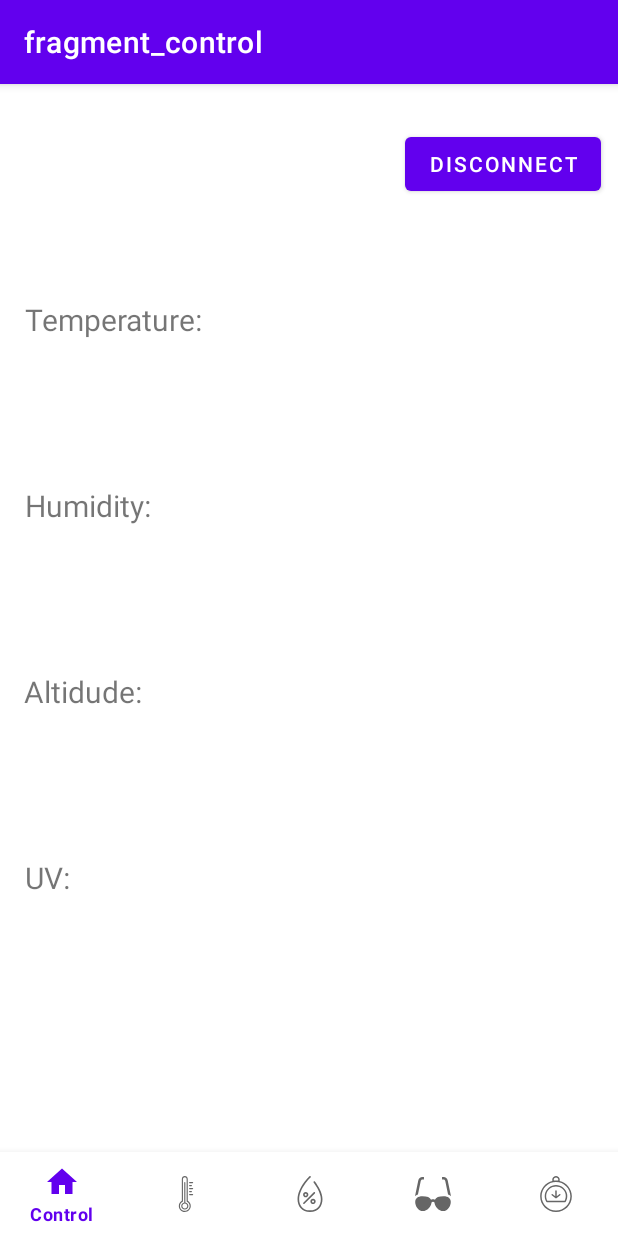
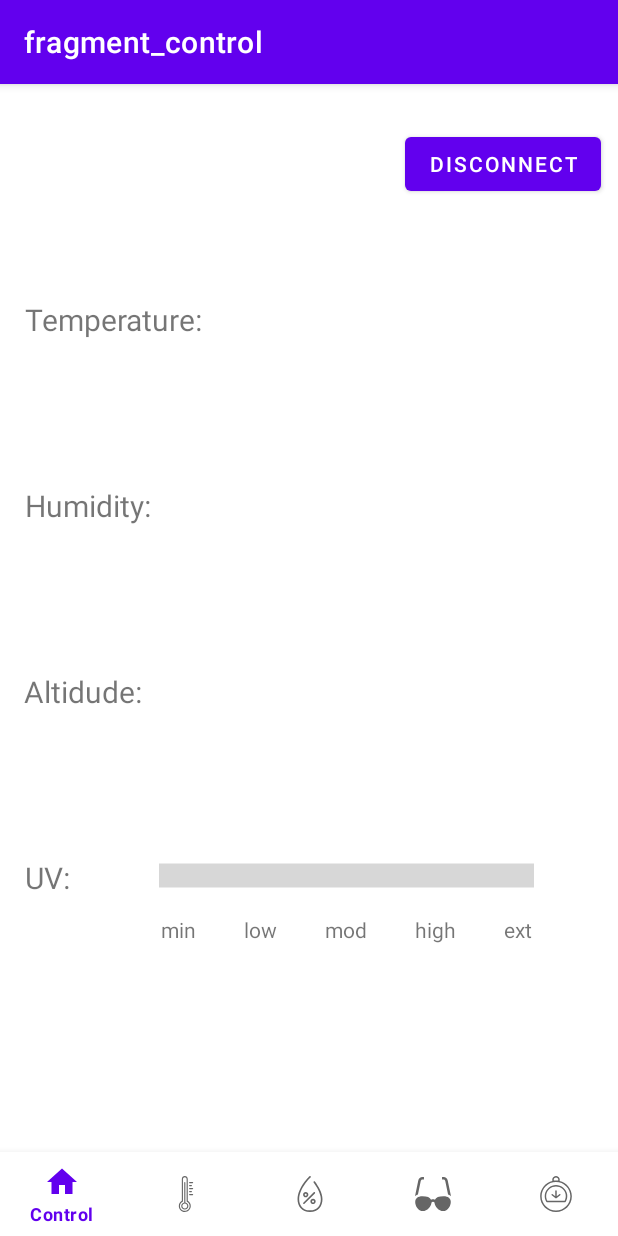
Before and after one commit to zsoolti8917/BT, an Android app: the ControlFragment screen opened directly, with no data from a screen before it, on a phone screen of 412 x 824 dp. Run offline under Robolectric (Android 15) with nearby library versions, the phone set to English and light mode, and no system bars; our stand-ins replace Room's generated code, navigation-ui; 4 statements that could not run were skipped.

```diff
--- a/app/src/main/java/com/example/bt/ControlFragment.kt
+++ b/app/src/main/java/com/example/bt/ControlFragment.kt
@@ -6,6 +6,7 @@ import androidx.fragment.app.Fragment
 import android.view.LayoutInflater
 import android.view.View
 import android.view.ViewGroup
+import android.widget.ProgressBar
 import android.widget.TextView
 import androidx.lifecycle.Observer
 import com.example.bt.data.DataRepository
@@ -71,7 +72,9 @@ class ControlFragment : Fragment() {
     fun showData(str: String) {
         val dataTemperatureView = viewh?.findViewById<TextView>(R.id.temperature_text_mutable)
         val dataHumidityView = viewh?.findViewById<TextView>(R.id.humidity_text_mutable)
-        val dataUvView = viewh?.findViewById<TextView>(R.id.uv_text_mutable)
+        val dataUvView = viewh?.findViewById<ProgressBar>(R.id.progressBar)
+        dataUvView?.max = 1200
+        //dataUvView?.min = 0
         val dataBarometerView = viewh?.findViewById<TextView>(R.id.barometer_text_mutable)
 
         // dataTempView?.setText(str)
@@ -80,19 +83,31 @@ class ControlFragment : Fragment() {
 
         when (help) {
             "<" -> {
-dataTemperatureView?.setText(str.subSequence(1,6))
+                dataTemperatureView?.setText(str.subSequence(1, 6))
 
             }
             "^" -> {
-dataBarometerView?.setText(str.subSequence(1,7))
+                dataBarometerView?.setText(str.subSequence(1, 7))
             }
             "?" -> {
-                dataHumidityView?.setText(str.subSequence(1,6
-                ))
+                dataHumidityView?.setText(
+                    str.subSequence(
+                        1, 6
+                    )
+                )
 
             }
             "%" -> {
-                dataUvView?.setText(str.subSequence(1,5))
+                if (str.isNotBlank()) {
+                    var data = (str.subSequence(1, 5).toString().toFloat() * 100).toInt()
+                    Log.i("bar", "aval data" + data.toString())
+
+                    Log.i("bar", "aval mas" + data)
+                    dataUvView?.setProgress(data, false)
+                    Log.i("bar", "set progress")
+                }
+
+                // dataUvView?.setProgress(500)
             }
             else -> { // Note the block
                 print("x is neither 1 nor 2")
--- a/app/src/main/res/layout/fragment_control.xml
+++ b/app/src/main/res/layout/fragment_control.xml
@@ -107,15 +107,67 @@
         app:layout_constraintLeft_toLeftOf="parent"
         app:layout_constraintTop_toTopOf="@id/barometer_text" />
 
+    <ProgressBar
+        android:id="@+id/progressBar"
+        style="?android:attr/progressBarStyleHorizontal"
+        android:layout_width="250dp"
+        android:layout_height="30dp"
+        android:layout_marginTop="95dp"
+        android:scaleY="4"
+        app:layout_constraintEnd_toEndOf="parent"
+        app:layout_constraintStart_toEndOf="@+id/uv_text"
+        app:layout_constraintTop_toBottomOf="@+id/barometer_text_mutable" />
+
     <TextView
-        android:id="@+id/uv_text_mutable"
+        android:id="@+id/textView"
         android:layout_width="wrap_content"
         android:layout_height="wrap_content"
-        android:layout_marginTop="124dp"
-        android:textSize="20sp"
+        android:layout_marginTop="10dp"
+        android:text="min"
+        android:layout_marginRight="70dp"
         app:layout_constraintEnd_toEndOf="parent"
-        app:layout_constraintLeft_toLeftOf="@id/uv_text"
-        app:layout_constraintStart_toEndOf="@+id/uv_text"
-        app:layout_constraintTop_toTopOf="@id/barometer_text" />
+        app:layout_constraintHorizontal_bias="0.335"
+        app:layout_constraintStart_toStartOf="parent"
+        app:layout_constraintTop_toBottomOf="@+id/progressBar" />
+
+    <TextView
+        android:id="@+id/textView2"
+        android:layout_width="wrap_content"
+        android:layout_height="wrap_content"
+        android:layout_marginTop="10dp"
+        android:layout_marginLeft="32dp"
+        android:text="low"
+        app:layout_constraintStart_toEndOf="@+id/textView"
+        app:layout_constraintTop_toBottomOf="@+id/progressBar" />
+
+    <TextView
+        android:id="@+id/textView3"
+        android:layout_width="wrap_content"
+        android:layout_height="wrap_content"
+        android:layout_marginTop="10dp"
+        android:layout_marginLeft="32dp"
+        android:text="mod"
+        app:layout_constraintStart_toEndOf="@+id/textView2"
+        app:layout_constraintTop_toBottomOf="@+id/progressBar" />
+
+    <TextView
+        android:id="@+id/textView4"
+        android:layout_width="wrap_content"
+        android:layout_height="wrap_content"
+        android:layout_marginTop="10dp"
+        android:layout_marginLeft="32dp"
+        android:text="high"
+        app:layout_constraintStart_toEndOf="@+id/textView3"
+        app:layout_constraintTop_toBottomOf="@+id/progressBar" />
+
+    <TextView
+        android:id="@+id/textView5"
+        android:layout_width="wrap_content"
+        android:layout_height="wrap_content"
+        android:layout_marginTop="10dp"
+        android:layout_marginLeft="32dp"
+        android:text="ext"
+        app:layout_constraintStart_toEndOf="@+id/textView4"
+        app:layout_constraintTop_toBottomOf="@+id/progressBar" />
 
 </androidx.constraintlayout.widget.ConstraintLayout>
```
Also changed, not shown: app/src/main/java/com/example/bt/barometerFragment.kt (+20 -5 lines), app/src/main/java/com/example/bt/humidityFragment.kt (+20 -8 lines), app/src/main/java/com/example/bt/singleton/ConnectionManager.kt (+7 -7 lines).
